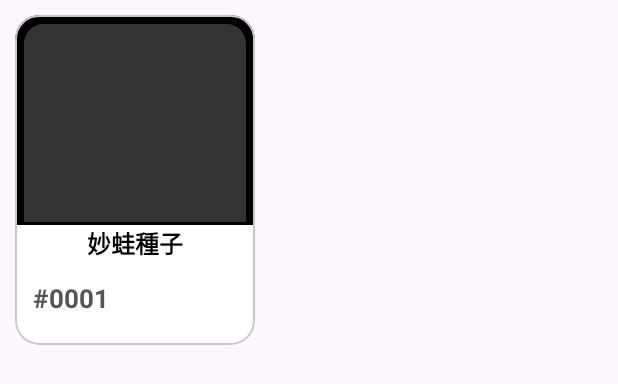
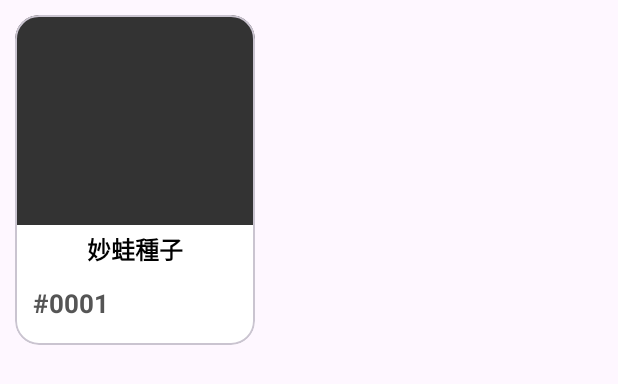
Before and after one commit to f2855631/PokemonJavaApp, an Android app: the layout item_pokemon_card.xml on its own in the app's theme, with its tools: preview values and no code run, on a phone screen of 412 x 824 dp. Shown: the top 384 px of the screen. Run offline under Robolectric (Android 15) with nearby library versions, the phone set to English and light mode, and no system bars.

Commit message:
去掉外黑框線,去掉分隔線

```diff
--- a/app/src/main/res/drawable/card_border_black.xml
+++ /dev/null
@@ -1,15 +0,0 @@
-<?xml version="1.0" encoding="utf-8"?>
-<shape xmlns:android="http://schemas.android.com/apk/res/android"
-    android:shape="rectangle">
-
-    <!-- 背景色透明 -->
-    <solid android:color="@android:color/transparent" />
-
-    <!-- 四角圓弧 -->
-    <corners android:radius="16dp" />
-
-    <!-- 外框線 -->
-    <stroke
-        android:width="6dp"
-        android:color="#000000" />
-</shape>
--- a/app/src/main/res/layout/item_pokemon_card.xml
+++ b/app/src/main/res/layout/item_pokemon_card.xml
@@ -24,19 +24,6 @@
             android:layout_height="140dp"
             android:layout_alignParentTop="true"
             android:background="@drawable/fill_outer_gap" />
-
-        <!-- 黑色外框線 -->
-        <View
-            android:layout_width="match_parent"
-            android:layout_height="match_parent"
-            android:background="@drawable/card_border_black" />
-
-        <!-- 分隔線 -->
-        <View
-            android:layout_width="match_parent"
-            android:layout_height="3dp"
-            android:layout_marginTop="138dp"
-            android:background="#000000" />
 
         <!-- 寶可夢圖片 -->
         <ImageView
@@ -69,14 +56,16 @@
                 android:text="妙蛙種子"
                 android:textColor="#000000"
                 android:textSize="16sp"
-                android:textStyle="bold" />
+                android:textStyle="bold"
+                android:layout_marginTop="4dp" />
 
             <!-- 編號 + 屬性 -->
             <LinearLayout
                 android:layout_width="match_parent"
                 android:layout_height="wrap_content"
                 android:orientation="horizontal"
-                android:gravity="center_vertical">
+                android:gravity="center_vertical"
+                android:layout_marginTop="2dp" >
 
                 <TextView
                     android:id="@+id/tv_pokemon_number"
```
